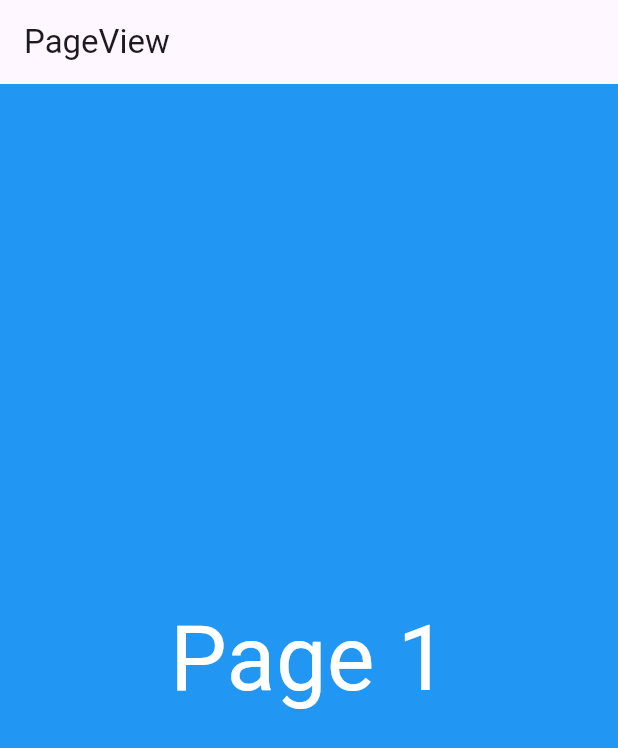
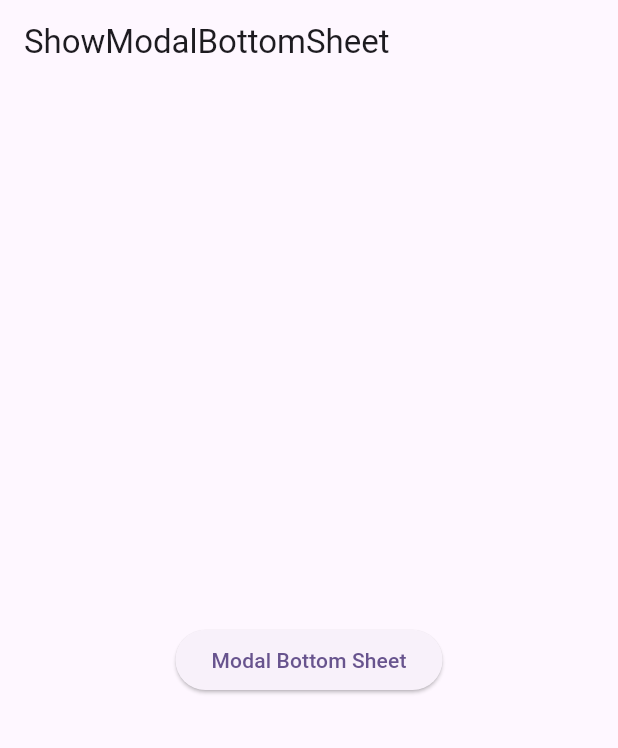
Before and after one commit to KRFLUTTERUG/wiki-flutter-widget, a Flutter app: the screen it shows after launch, on a phone screen of 412 x 824 dp. Shown: the top 748 px of the screen. Run offline on Flutter 3.47's test engine with Material 3 defaults, Android fonts, the phone set to English and light mode, and no system bars; our stand-ins replace fl_chart, gap.

Commit message:
feat : show modal bottom sheet

```diff
--- a/lib/main.dart
+++ b/lib/main.dart
@@ -10,6 +10,7 @@ import 'package:wiki_flutter_examples/widget/20210123/pageview.dart';
 import 'package:wiki_flutter_examples/widget/20210123/popupmenubutton.dart';
 import 'package:wiki_flutter_examples/widget/20210123/rangeslider.dart';
 import 'package:wiki_flutter_examples/widget/20210123/showdatepicker.dart';
+import 'package:wiki_flutter_examples/widget/20210123/showmodalbottomsheet.dart';
 import 'package:wiki_flutter_examples/widget/20210123/showsearch.dart';
 import 'package:wiki_flutter_examples/widget/20210123/showtimepicker.dart';
 import 'package:wiki_flutter_examples/widget/20210123/sliverappbar.dart';
@@ -36,6 +37,6 @@ class MyApp extends StatelessWidget {
           colorScheme: ColorScheme.fromSeed(seedColor: Colors.deepPurple),
           useMaterial3: true,
         ),
-        home: const MyPageView());
+        home: const MyShowModalBottomSheet());
   }
 }
--- /dev/null
+++ b/lib/widget/20210123/showmodalbottomsheet.dart
@@ -0,0 +1,41 @@
+import 'package:flutter/material.dart';
+
+class MyShowModalBottomSheet extends StatefulWidget {
+  const MyShowModalBottomSheet({super.key});
+
+  @override
+  State<MyShowModalBottomSheet> createState() => _MyShowModalBottomSheetState();
+}
+
+class _MyShowModalBottomSheetState extends State<MyShowModalBottomSheet> {
+  @override
+  Widget build(BuildContext context) {
+    return Scaffold(
+      appBar: AppBar(
+        title: Text('ShowModalBottomSheet'),
+      ),
+      body: Center(
+        child: ElevatedButton(
+          child: Text('Modal Bottom Sheet'),
+          onPressed: () {
+            showModalBottomSheet(
+                context: context,
+                builder: (BuildContext context) {
+                  return SizedBox(
+                    height: 400,
+                    child: Center(
+                      child: ElevatedButton(
+                        child: Text('Close'),
+                        onPressed: () {
+                          Navigator.pop(context);
+                        },
+                      ),
+                    ),
+                  );
+                });
+          },
+        ),
+      ),
+    );
+  }
+}
```
Also changed, not shown: 1 other file.
